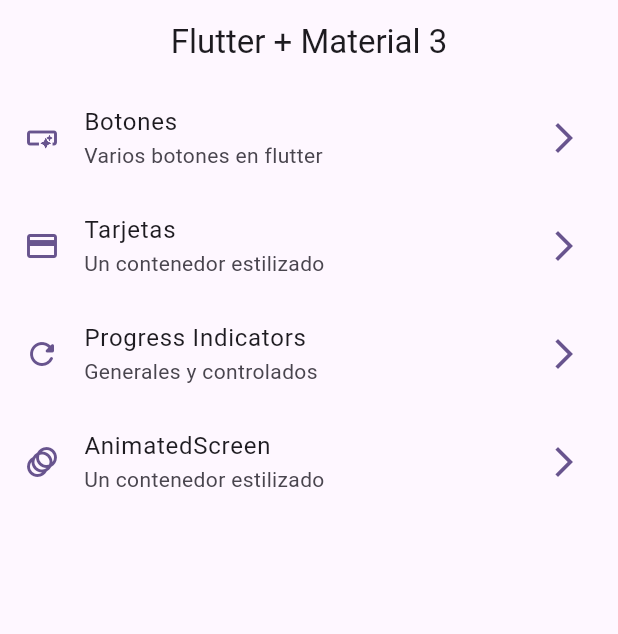
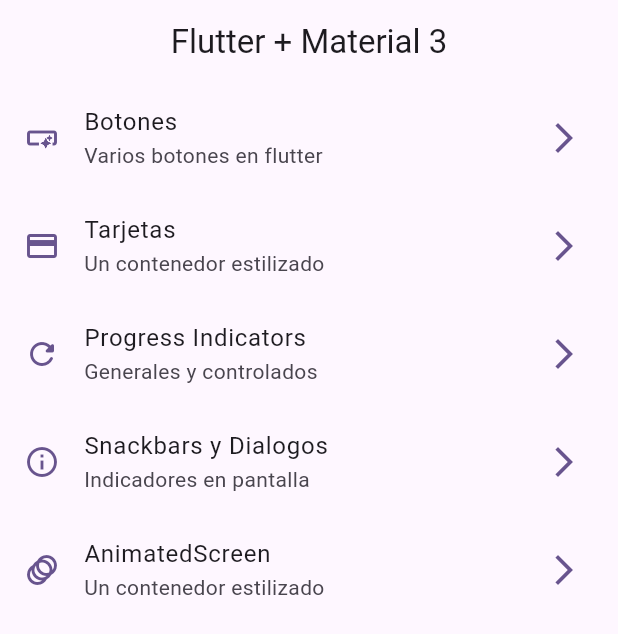
Before and after one commit to cykill00/prueba, a Flutter app: the screen it shows after launch, on a phone screen of 412 x 824 dp. Shown: the top 634 px of the screen. Run offline on Flutter 3.47's test engine with Material 2 defaults, Android fonts, the phone set to English and light mode, and no system bars; our stand-ins replace go_router.

Commit message:
snacksbars y dialogos terminados

```diff
--- a/lib/config/menu/menu_items.dart
+++ b/lib/config/menu/menu_items.dart
@@ -32,6 +32,12 @@ const appMenuItem = <MenuItem>[
     link: '/progress',
     icon: Icons.refresh_rounded),
 
+  MenuItem(
+    title:'Snackbars y Dialogos',
+    subTitle:'Indicadores en pantalla',
+    link: '/snackbars',
+    icon: Icons.info_outlined),
+
 
 
   MenuItem(
--- a/lib/config/router/app_router.dart
+++ b/lib/config/router/app_router.dart
@@ -22,6 +22,10 @@ final appRouter = GoRouter(
       path: '/progress',
       builder: (context, state) => const ProgressScreen()
     ),
+    GoRoute(
+      path: '/snackbars',
+      builder: (context, state) => const SnackBarScreen()
+    ),
 
     GoRoute(
       path: '/animated',
--- a/lib/main.dart
+++ b/lib/main.dart
@@ -14,7 +14,6 @@ class MyApp extends StatelessWidget {
       debugShowCheckedModeBanner: false,
       theme: AppTheme(selectedColor: 8).getTheme(),
       title: 'Material App',
-
     );
   }
 }
--- a/lib/presentation/screens/bottons_screen.dart
+++ b/lib/presentation/screens/bottons_screen.dart
@@ -48,7 +48,7 @@ class _ButtonView extends StatelessWidget {
             OutlinedButton(onPressed: (){}, child: const Text('Outlined')),
             OutlinedButton.icon(onPressed: (){}, icon: const Icon(Icons.ads_click_outlined), label: const Text('Outlined Icon'),),
             TextButton(onPressed: (){}, child: const Text('Text')),
-            TextButton.icon(onPressed: (){}, icon: const Icon(Icons.telegram_rounded), label: const Text('Text')),
+            TextButton.icon(onPressed: (){}, icon: const Icon(Icons.telegram_rounded), label: const Text('Text icon')),
             IconButton(onPressed: (){},
             icon: const Icon(Icons.add_a_photo_outlined)),
             IconButton(onPressed: (){},
```
Also changed, not shown: lib/presentation/screens/snackbar.dart (+55 -1 lines).
